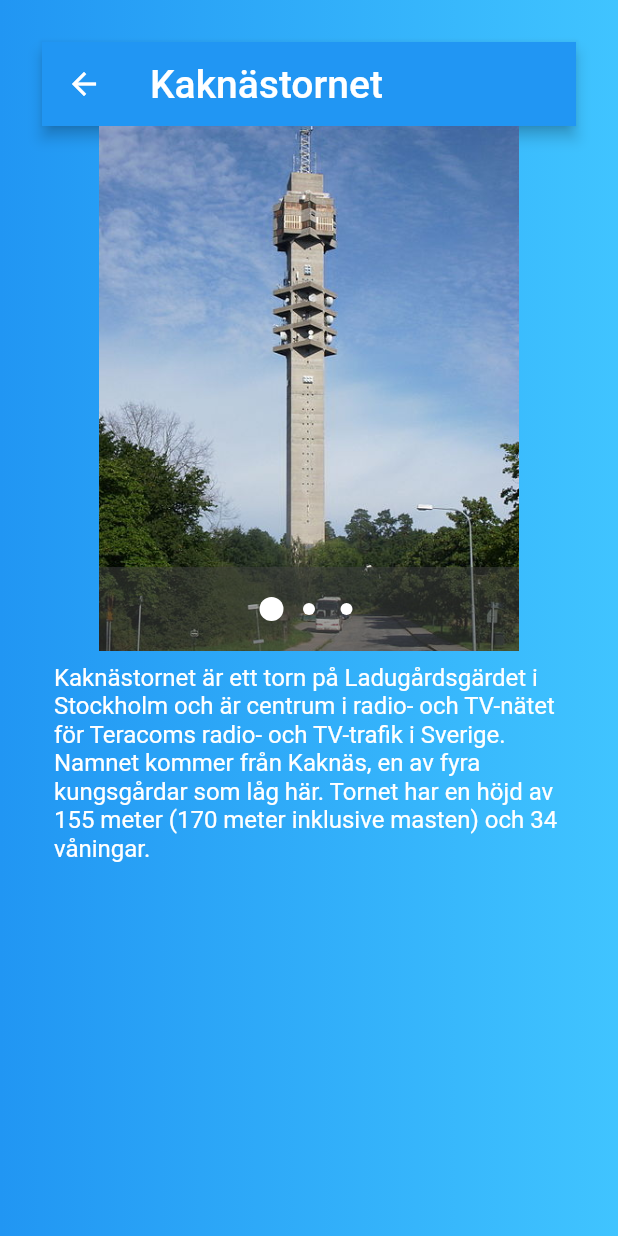
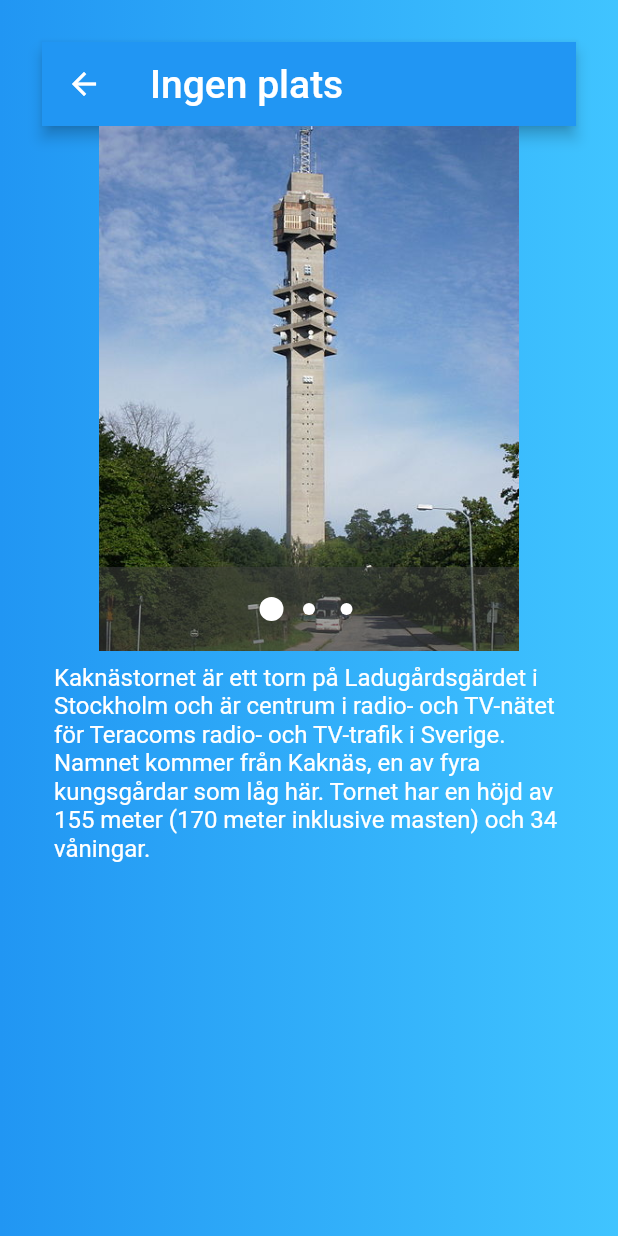
Before and after one commit to knopp10000/PVT_gr74_PROJECT_FRONTEND, a Flutter app: the InfoPage screen opened by its route, on a phone screen of 412 x 824 dp. Run offline on Flutter 3.47's test engine with Material 2 defaults, Android fonts, the phone set to English and light mode, and no system bars; drawn by our look-alikes of carousel_pro; our stand-ins replace google_maps_flutter, permission_handler, shared_preferences; missing offline and left inert: flutter_facebook_login; accounts and stored records are empty.

Commit message:
InfoPage kan man nu skicka platser till

```diff
--- a/lib/src/pages/home/info.dart
+++ b/lib/src/pages/home/info.dart
@@ -1,5 +1,7 @@
 import 'package:flutter/material.dart';
 import 'package:carousel_pro/carousel_pro.dart';
+
+import 'map.dart';
 
 class InfoPage extends StatelessWidget {
 
@@ -44,6 +46,12 @@ class InfoPage extends StatelessWidget {
 
     @override
     Widget build(BuildContext context) {
+      Place place;
+
+      RouteSettings settings = ModalRoute.of(context).settings;
+      place = settings.arguments;
+
+      if(place != null){
         return Scaffold(
           body: Center(
             child: Container(
@@ -57,7 +65,29 @@ class InfoPage extends StatelessWidget {
               ),
               child: Column(
                 children: <Widget>[
-                _appBar('Kaknästornet'),
+                  _appBar('${place.name}'),
+                  _infoPicture(),
+                  _infoText(),
+                ],
+              ),
+            ),
+          ),
+        );
+      }else{
+        return Scaffold(
+          body: Center(
+            child: Container(
+              width: MediaQuery.of(context).size.width,
+              padding: EdgeInsets.all(28.0),
+              decoration: BoxDecoration(
+                gradient: LinearGradient(colors: [
+                  Colors.blue,
+                  Colors.lightBlueAccent,
+                ]),
+              ),
+              child: Column(
+                children: <Widget>[
+                  _appBar('Ingen plats'),
                   _infoPicture(),
                   _infoText(),
                 ],
@@ -67,3 +97,4 @@ class InfoPage extends StatelessWidget {
         );
       }
     }
+  }
--- a/lib/src/pages/home/map.dart
+++ b/lib/src/pages/home/map.dart
@@ -179,15 +179,13 @@ class _MapPageState extends State<MapPage> {
 
         double lat = double.parse(obj["lat"]);
         double lon = double.parse(obj["lon"]);
+        String title = obj["title"];
         String desc = obj["desc"];
         String urlString = obj["img"];
         Image img = new Image.network(urlString);
 
-        places.add(new Place(new LatLng(lat, lon), "test", img, desc));
+        places.add(new Place(new LatLng(lat, lon), title, img, desc));
       }
-
-
-
     } else {
       print('Request failed with status: ${response.statusCode}.');
     }
```
Lines whose indentation alone changed are shown as unchanged.
